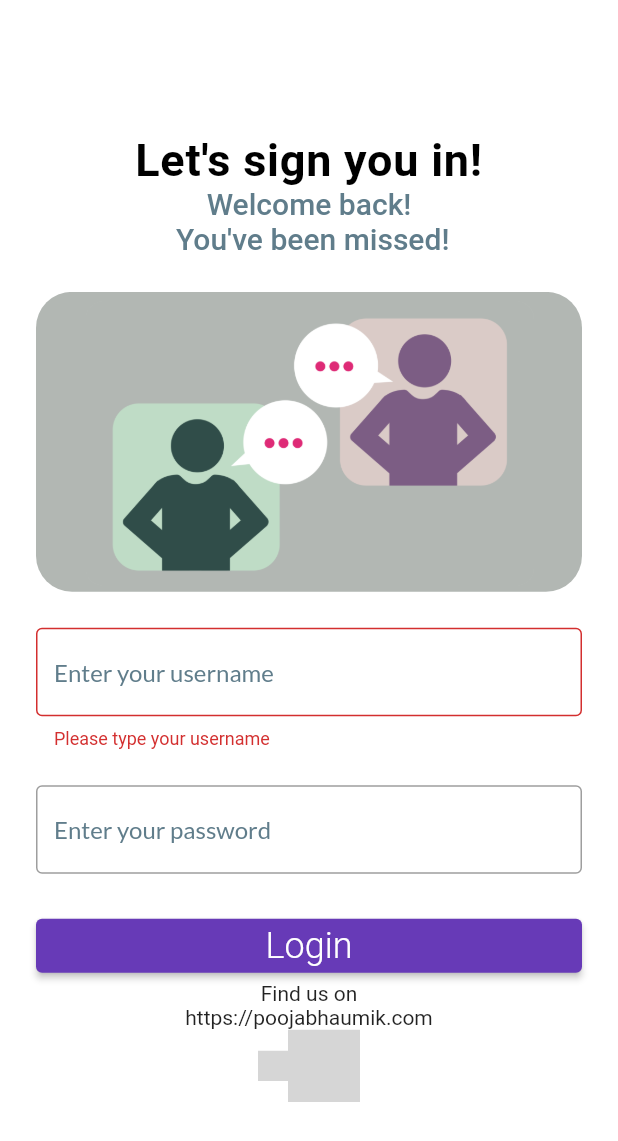
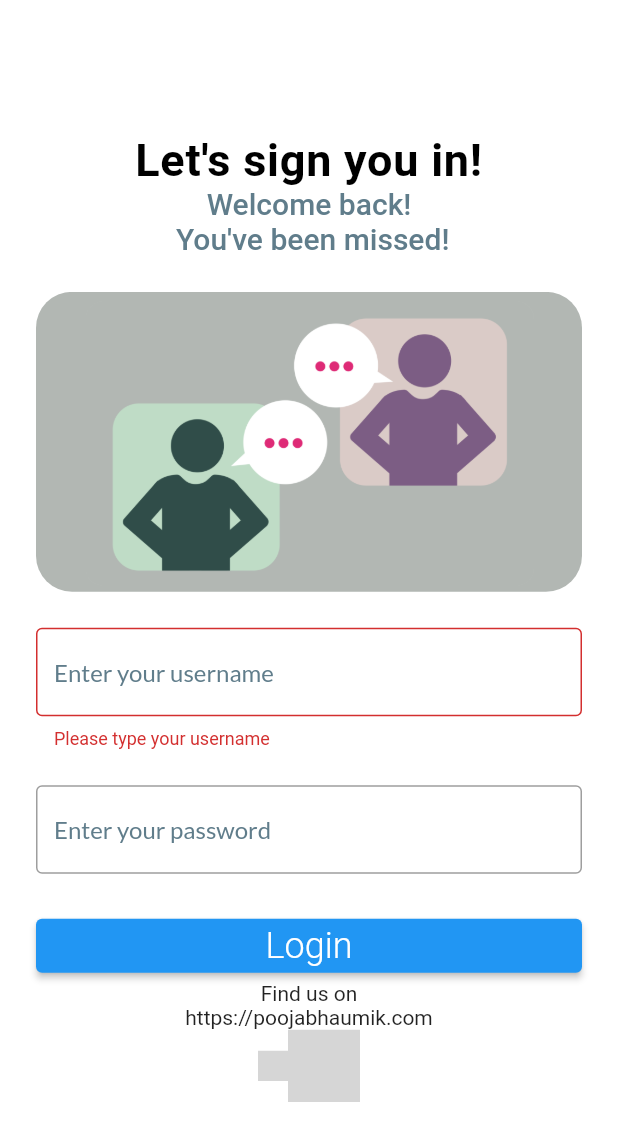
Before and after one commit to helensabay/chat_app, a Flutter app: the screen it shows after launch, after a tap on "Login", on a phone screen of 412 x 824 dp. Shown: the top 1141 px of the screen. Run offline on Flutter 3.47's test engine with Material 2 defaults, Android fonts, the phone set to English and light mode, and no system bars; our stand-ins replace google_fonts, shared_preferences; missing offline and left inert: social_media_buttons; network calls fail; grey boxes are pictures that could not be loaded.

```diff
--- a/lib/main.dart
+++ b/lib/main.dart
@@ -1,33 +1,33 @@
-import 'package:chat_app/chat_page.dart';
-import 'package:chat_app/counter_stateful_demo.dart';
-import 'package:chat_app/login_page.dart';
-import 'package:chat_app/services/auth_service.dart';
 import 'package:flutter/material.dart';
-import 'package:provider/provider.dart';
+import 'services/auth_service.dart'; // adjust if path is different
+import 'login_page.dart'; // your custom login screen
+import 'chat_page.dart'; // your main chat screen
 
 void main() async {
   WidgetsFlutterBinding.ensureInitialized();
-  await AuthService.init();
-  runApp(ChangeNotifierProvider(
-    create: (BuildContext context) => AuthService(),
-    child: ChatApp(),
-  ));
+  await AuthService.init(); // Must be called before runApp
+
+  runApp(MyApp());
 }
 
-class ChatApp extends StatelessWidget {
+class MyApp extends StatelessWidget {
   @override
   Widget build(BuildContext context) {
     return MaterialApp(
-      title: "Flutter Chat App!!!",
-      // theme: ThemeData(primarySwatch: Colors.yellow),
-      // home: CounterStateful(buttonColor:Colors.blue),
-      theme: ThemeData(
-          canvasColor: Colors.transparent,
-          primarySwatch: Colors.deepPurple,
-          appBarTheme: AppBarTheme(
-              backgroundColor: Colors.blue, foregroundColor: Colors.black)),
-      home: LoginPage(),
-      routes: {'/chat': (context) => ChatPage()},
+      title: 'Chat App',
+      theme: ThemeData(primarySwatch: Colors.blue),
+      home: FutureBuilder<bool>(
+        future: AuthService().isLoggedIn(),
+        builder: (context, snapshot) {
+          if (snapshot.connectionState == ConnectionState.waiting) {
+            return CircularProgressIndicator();
+          } else if (snapshot.hasData && snapshot.data!) {
+            return ChatPage(); // already logged in
+          } else {
+            return LoginPage(); // needs to login
+          }
+        },
+      ),
     );
   }
 }
```
Also changed, not shown: lib/chat_page.dart (+30 -21 lines), lib/services/auth_service.dart (+12 -12 lines).
